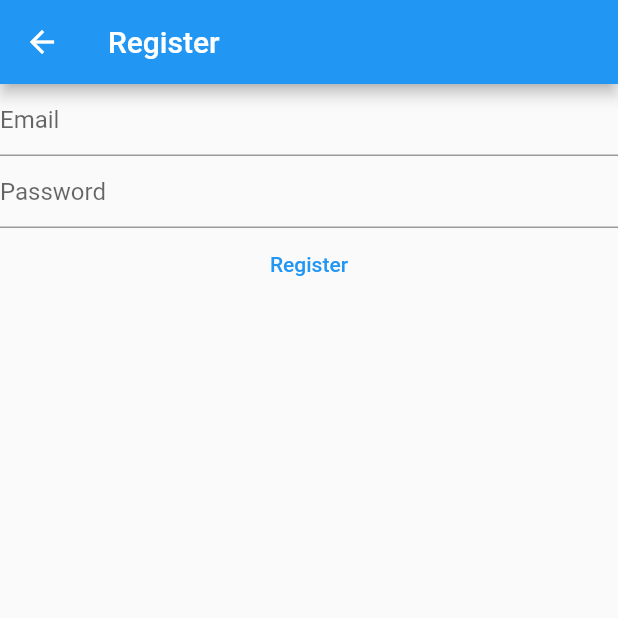
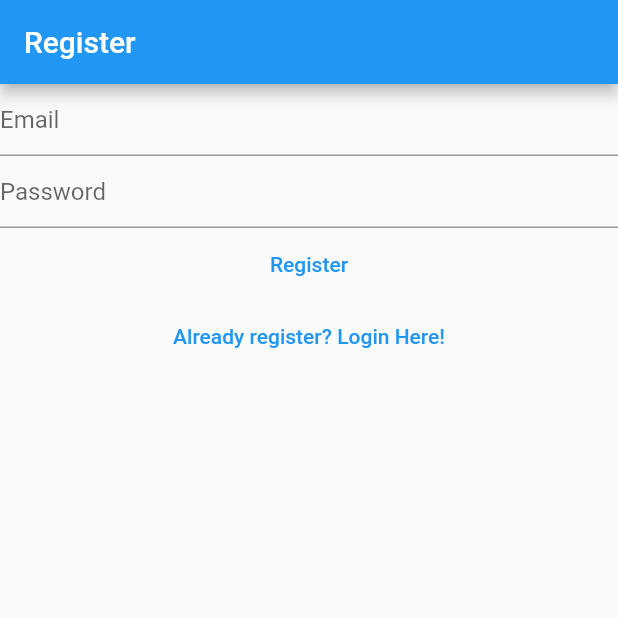
Before and after one commit to aditechdev/flutter-mynotes, a Flutter app: the RegisterView screen opened directly, on a phone screen of 412 x 824 dp, the top half of it. Run offline on Flutter 3.47's test engine with Material 2 defaults, Android fonts, the phone set to English and light mode, and no system bars; our stand-ins replace firebase_auth, firebase_core; accounts and stored records are empty.

Commit message:
:bug: FIxed Page

```diff
--- /dev/null
+++ b/lib/constants/router.dart
@@ -0,0 +1,4 @@
+const LoginRoute = "/login";
+const RegisterRoute = "/register";
+const NotesRoute = "/notes";
+const EmailViewRoute = "/emailView";
--- a/lib/views/register_view.dart
+++ b/lib/views/register_view.dart
@@ -1,7 +1,6 @@
 import 'package:firebase_auth/firebase_auth.dart';
-import 'package:firebase_core/firebase_core.dart';
 import 'package:flutter/material.dart';
-import 'package:mynotes/firebase_options.dart';
+import 'package:mynotes/constants/router.dart';
 
 class RegisterView extends StatefulWidget {
   const RegisterView({super.key});
@@ -33,15 +32,7 @@ class _RegisterViewState extends State<RegisterView> {
       appBar: AppBar(
         title: const Text("Register"),
       ),
-      body: Center(
-        child: FutureBuilder(
-          future: Firebase.initializeApp(
-            options: DefaultFirebaseOptions.currentPlatform,
-          ),
-          builder: (context, snapshot) {
-            switch (snapshot.connectionState) {
-              case ConnectionState.done:
-                return Column(
+      body: Column(
         children: [
           TextField(
             controller: _userName,
@@ -77,13 +68,16 @@ class _RegisterViewState extends State<RegisterView> {
               print(user);
             },
           ),
+          TextButton(
+            onPressed: () {
+              Navigator.of(context)
+                  .pushNamedAndRemoveUntil(LoginRoute, (route) => false);
+            },
+            child: const Text(
+              "Already register? Login Here!",
+            ),
+          )
         ],
-                );
-              default:
-                return const Text("Loading");
-            }
-          },
-        ),
       ),
     );
   }
```
Also changed, not shown: lib/main.dart (+30 -18 lines), lib/views/login_view.dart (+11 -17 lines), lib/views/notes_view.dart (added, +29 -0 lines), lib/views/verify_email_view.dart (added, +52 -0 lines), 1 other file. Lines whose indentation alone changed are shown as unchanged.
